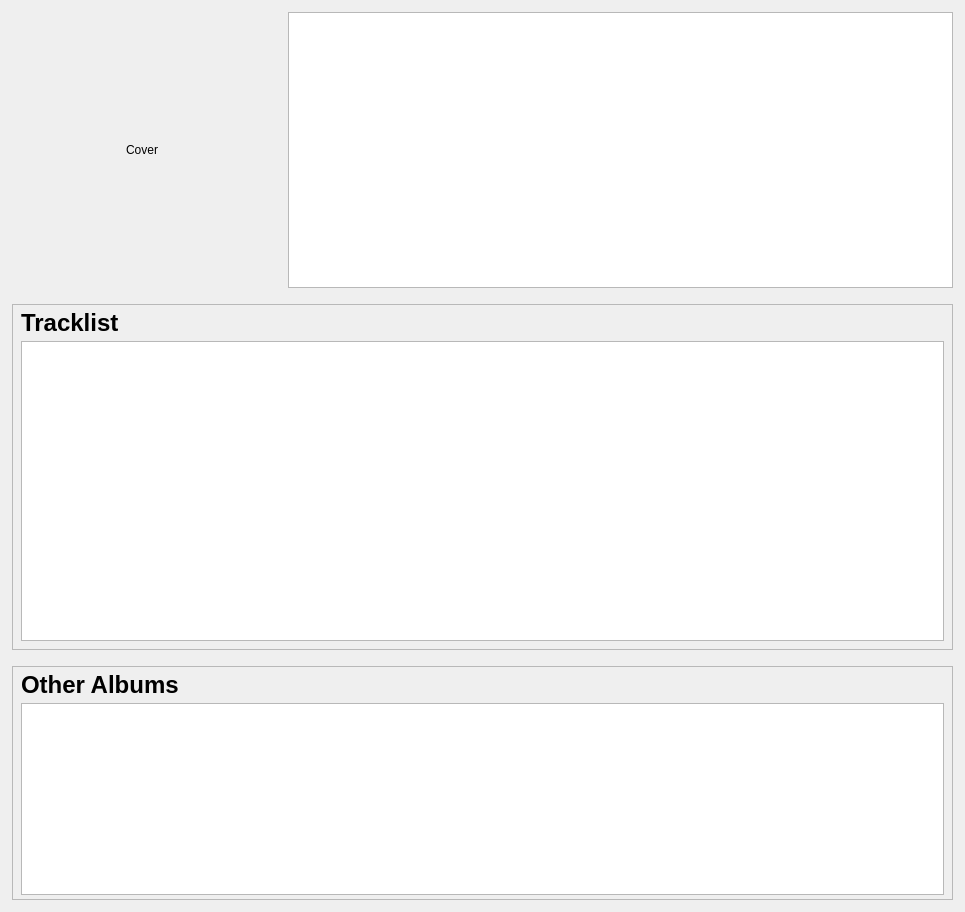
The window that src/libtomahawk/widgets/infowidgets/AlbumInfoWidget.ui (tomahawk-player/tomahawk) describes before a commit, drawn with Qt 5.
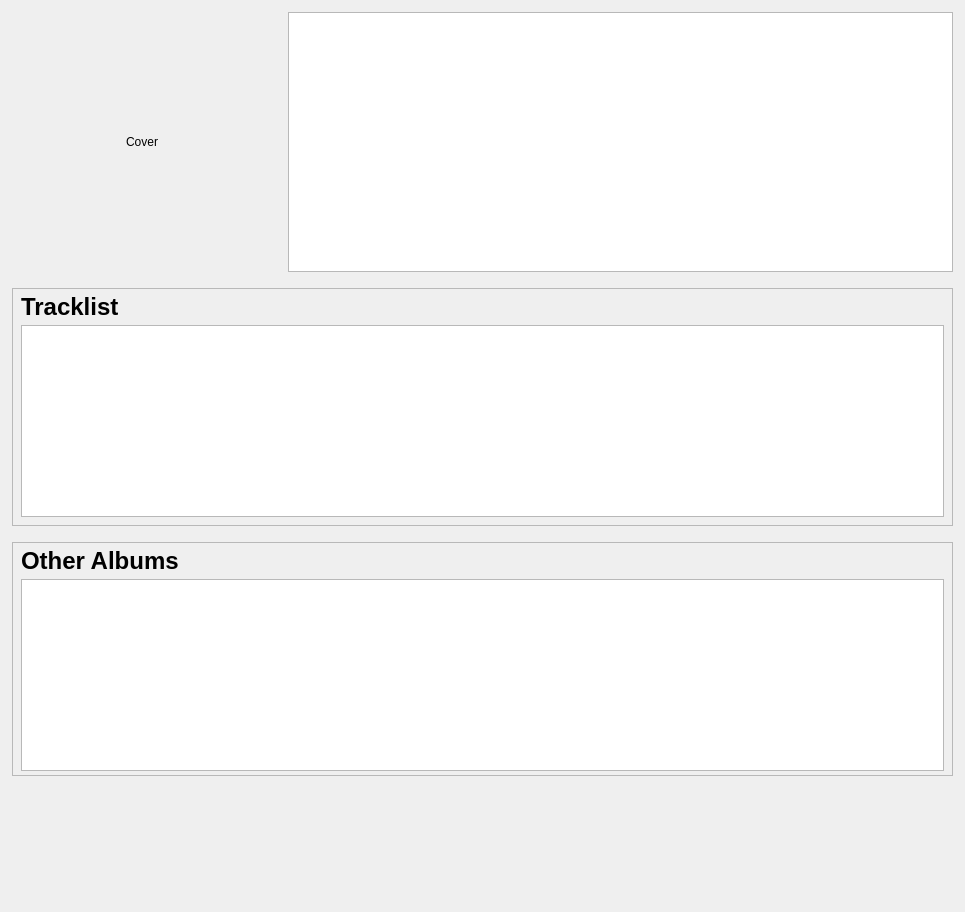
The same window after the commit. Custom widgets are drawn as their Qt base class.

Commit message: * Fixed Artist & Album page layout when the items don't fill up the entire view.

```diff
--- a/src/libtomahawk/widgets/infowidgets/AlbumInfoWidget.ui
+++ b/src/libtomahawk/widgets/infowidgets/AlbumInfoWidget.ui
@@ -13,7 +13,7 @@
   <property name="windowTitle">
    <string notr="true" extracomment="not translatable because not shown to the user">Form</string>
   </property>
-  <layout class="QVBoxLayout" name="verticalLayout">
+  <layout class="QVBoxLayout" name="verticalLayout" stretch="0,0,0,1">
    <property name="spacing">
     <number>16</number>
    </property>
@@ -73,12 +73,6 @@
    </item>
    <item>
     <widget class="QFrame" name="trackFrame">
-     <property name="minimumSize">
-      <size>
-       <width>0</width>
-       <height>0</height>
-      </size>
-     </property>
      <property name="frameShape">
       <enum>QFrame::StyledPanel</enum>
      </property>
@@ -126,12 +120,6 @@
           <verstretch>0</verstretch>
          </sizepolicy>
         </property>
-        <property name="minimumSize">
-         <size>
-          <width>0</width>
-          <height>300</height>
-         </size>
-        </property>
         <property name="headerHidden">
          <bool>true</bool>
         </property>
@@ -142,12 +130,6 @@
    </item>
    <item>
     <widget class="QFrame" name="albumFrame">
-     <property name="minimumSize">
-      <size>
-       <width>0</width>
-       <height>0</height>
-      </size>
-     </property>
      <property name="frameShape">
       <enum>QFrame::StyledPanel</enum>
      </property>
@@ -207,6 +189,19 @@
      </layout>
     </widget>
    </item>
+   <item>
+    <spacer name="verticalSpacer">
+     <property name="orientation">
+      <enum>Qt::Vertical</enum>
+     </property>
+     <property name="sizeHint" stdset="0">
+      <size>
+       <width>20</width>
+       <height>0</height>
+      </size>
+     </property>
+    </spacer>
+   </item>
   </layout>
  </widget>
  <customwidgets>
```
The commit also changes 1 other file.
